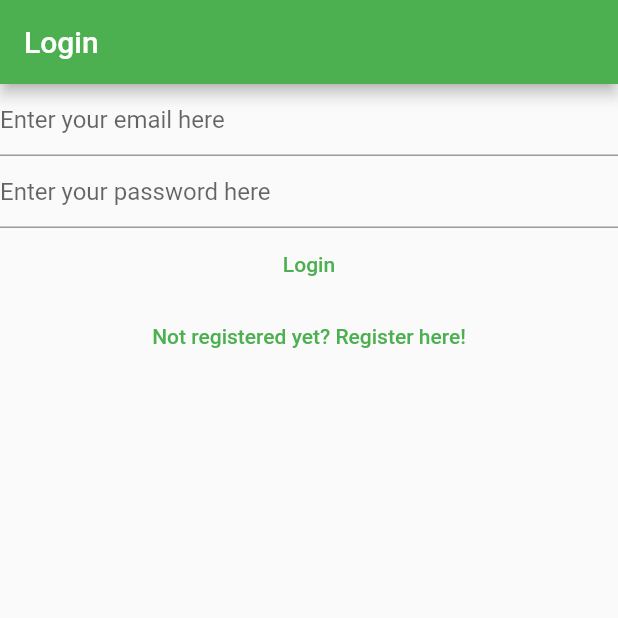
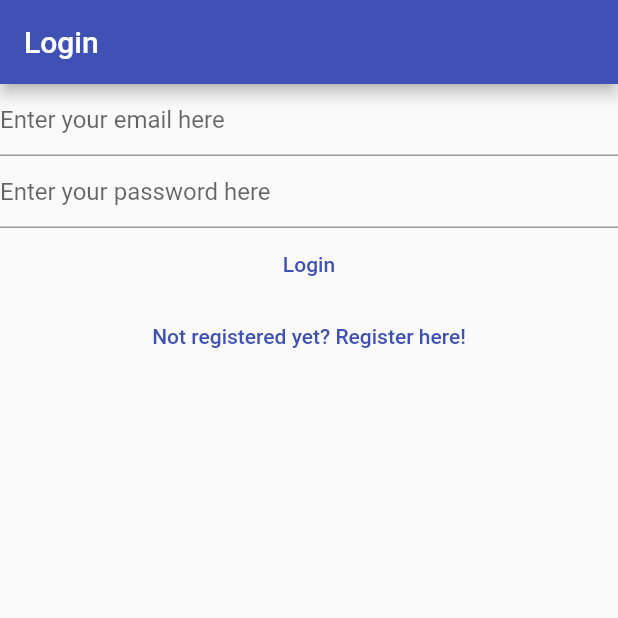
Before and after one commit to habibullah47/amar-notes, a Flutter app: the screen it shows after launch, on a phone screen of 412 x 824 dp, the top half of it. Run offline on Flutter 3.47's test engine with Material 2 defaults, Android fonts, the phone set to English and light mode, and no system bars; our stand-ins replace bloc, cloud_firestore, equatable, firebase_auth, firebase_core, flutter_bloc and 1 more; accounts and stored records are empty.

Commit message:
step-26 [LTS]

```diff
--- a/lib/helpers/loading/loading_screen_controller.dart
+++ b/lib/helpers/loading/loading_screen_controller.dart
@@ -1,4 +1,4 @@
-import 'package:flutter/foundation.dart';
+import 'package:flutter/foundation.dart' show immutable;
 
 typedef CloseLoadingScreen = bool Function();
 typedef UpdateLoadingScreen = bool Function(String text);
--- a/lib/main.dart
+++ b/lib/main.dart
@@ -18,7 +18,7 @@ void main() {
     MaterialApp(
       title: 'Flutter Demo',
       theme: ThemeData(
-        primarySwatch: Colors.green,
+        primarySwatch: Colors.indigo,
       ),
       home: BlocProvider<AuthBloc>(
         create: (context) => AuthBloc(FirebaseAuthProvider()),
@@ -58,11 +58,8 @@ class HomePage extends StatelessWidget {
         } else if (state is AuthStateRegistering) {
           return const RegisterView();
         } else {
-          return Scaffold(
-            appBar: AppBar(
-              title: const Text('Processing...'),
-            ),
-            body: const CircularProgressIndicator(),
+          return const Scaffold(
+            body: CircularProgressIndicator(),
           );
         }
       },
```
Also changed, not shown: lib/services/auth/bloc/auth_bloc.dart (+31 -18 lines).
